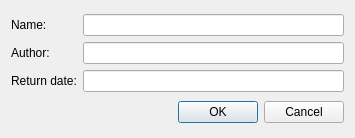
Old version of the form GUI/AddBookDialog.ui in the repository AntonyYurchenko/Library.
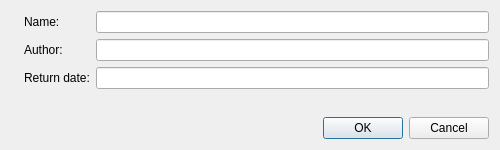
New version of the form. Icons and pictures are not drawn.

Patch:
```diff
--- a/GUI/AddBookDialog.ui
+++ b/GUI/AddBookDialog.ui
@@ -6,8 +6,8 @@
    <rect>
     <x>0</x>
     <y>0</y>
-    <width>355</width>
-    <height>138</height>
+    <width>500</width>
+    <height>150</height>
    </rect>
   </property>
   <property name="windowTitle">
@@ -17,7 +17,20 @@
    <number>5</number>
   </property>
   <layout class="QGridLayout" name="gridLayout_2">
-   <item row="0" column="0">
+   <item row="0" column="0" rowspan="3">
+    <widget class="QLabel" name="label_4">
+     <property name="text">
+      <string/>
+     </property>
+     <property name="pixmap">
+      <pixmap resource="../Resource.qrc">:/png/Resources/book_add.png</pixmap>
+     </property>
+     <property name="scaledContents">
+      <bool>false</bool>
+     </property>
+    </widget>
+   </item>
+   <item row="0" column="1">
     <layout class="QGridLayout" name="gridLayout">
      <item row="0" column="0">
       <widget class="QLabel" name="label">
@@ -51,7 +64,7 @@
      </item>
     </layout>
    </item>
-   <item row="1" column="0">
+   <item row="2" column="1">
     <widget class="QDialogButtonBox" name="buttonBox">
      <property name="orientation">
       <enum>Qt::Horizontal</enum>
@@ -61,6 +74,19 @@
      </property>
     </widget>
    </item>
+   <item row="1" column="1">
+    <spacer name="verticalSpacer">
+     <property name="orientation">
+      <enum>Qt::Vertical</enum>
+     </property>
+     <property name="sizeHint" stdset="0">
+      <size>
+       <width>20</width>
+       <height>40</height>
+      </size>
+     </property>
+    </spacer>
+   </item>
   </layout>
  </widget>
  <resources/>
```
Left out of the diff: 4 changed lines with no effect on the pictures.
